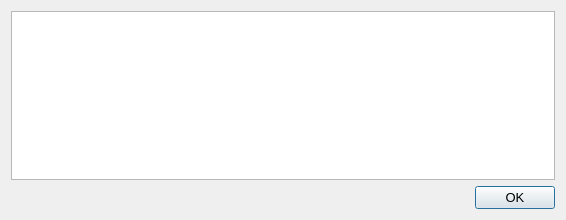
The window that errordialog.ui (MccDv/universaltest) describes before a commit, drawn with Qt 5.
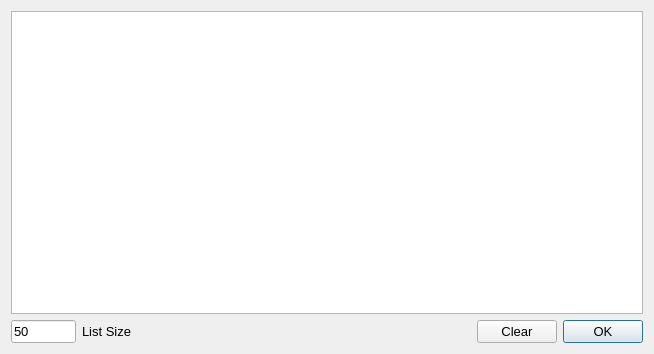
The same window after the commit.

Commit message: Corrected file version and location for error dialog.

Diff of the .ui file:
```diff
--- a/errordialog.ui
+++ b/errordialog.ui
@@ -6,8 +6,8 @@
    <rect>
     <x>0</x>
     <y>0</y>
-    <width>566</width>
-    <height>220</height>
+    <width>654</width>
+    <height>354</height>
    </rect>
   </property>
   <property name="font">
@@ -33,7 +33,27 @@
     </widget>
    </item>
    <item>
-    <layout class="QHBoxLayout" name="horizontalLayout">
+    <layout class="QHBoxLayout" name="horizontalLayout" stretch="1,2,4,1,1">
+     <property name="topMargin">
+      <number>0</number>
+     </property>
+     <item>
+      <widget class="QLineEdit" name="leHistSize">
+       <property name="toolTip">
+        <string>List limit</string>
+       </property>
+       <property name="text">
+        <string>50</string>
+       </property>
+      </widget>
+     </item>
+     <item>
+      <widget class="QLabel" name="lblNumListed">
+       <property name="text">
+        <string>List Size</string>
+       </property>
+      </widget>
+     </item>
      <item>
       <spacer name="horizontalSpacer">
        <property name="orientation">
@@ -50,6 +70,13 @@
        </property>
       </spacer>
      </item>
+     <item>
+      <widget class="QPushButton" name="cmdClearHistory">
+       <property name="text">
+        <string>Clear</string>
+       </property>
+      </widget>
+     </item>
      <item>
       <widget class="QPushButton" name="cmdOK">
        <property name="text">
```
The commit also changes 2 other files.
